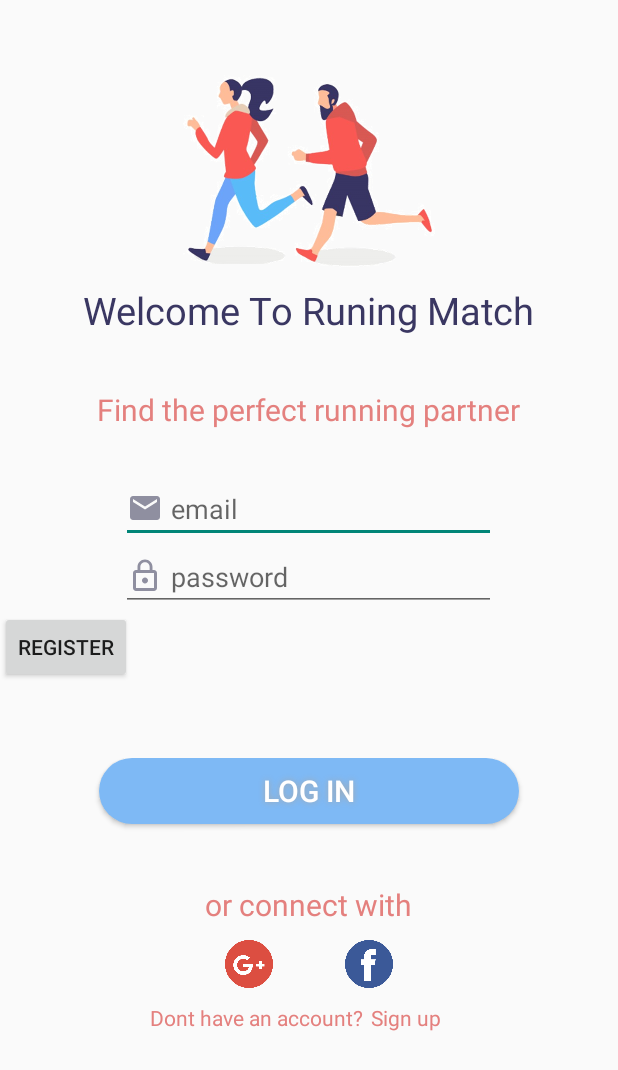
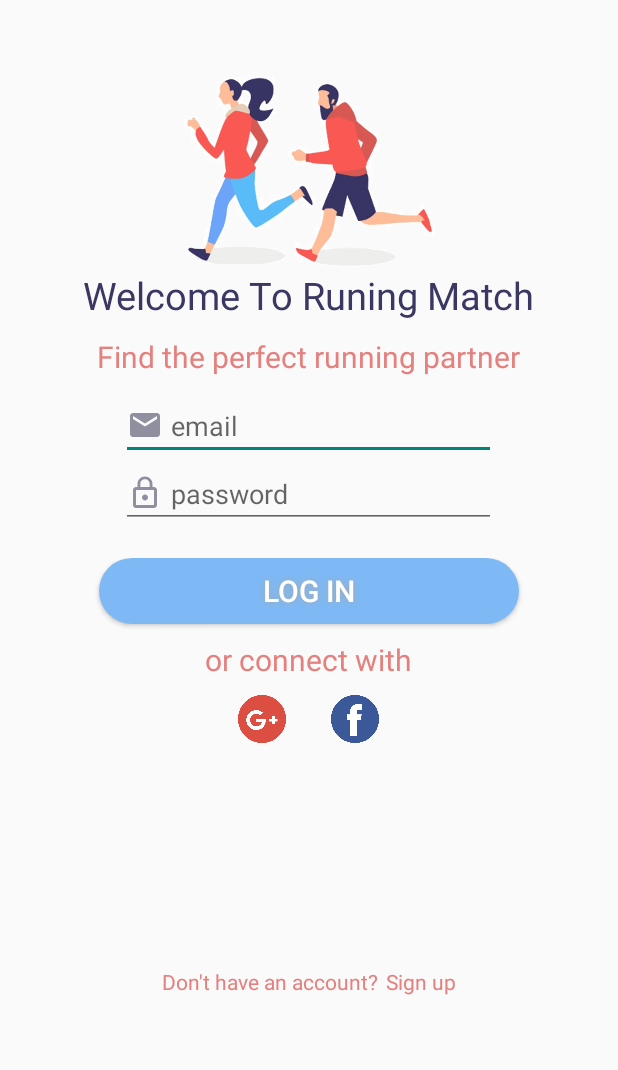
Before and after one commit to MeitalPeer77/MyApplication3, an Android app: the screen it shows after launch (MainActivity), on a phone screen of 412 x 824 dp. Shown: the top 1070 px of the screen. Run offline under Robolectric (Android 15) with nearby library versions, the light colour scheme and no system bars.

Commit message:
last draft main activity layout

```diff
--- a/app/src/main/java/com/example/myapplication3/MainActivity.java
+++ b/app/src/main/java/com/example/myapplication3/MainActivity.java
@@ -24,15 +24,6 @@ public class MainActivity extends AppCompatActivity {
             }
         });
 
-        RegisterBurron = (Button) findViewById(R.id.register);
-        RegisterBurron.setOnClickListener(new View.OnClickListener() {
-            public void onClick(View v) {
-                register();
-            }
-        });
-
-
-
     }
 
     public void RuningMatch(){
--- a/app/src/main/res/layout/activity_main.xml
+++ b/app/src/main/res/layout/activity_main.xml
@@ -13,7 +13,10 @@
         android:id="@+id/imageView8"
         android:layout_width="180dp"
         android:layout_height="179dp"
+        android:layout_alignParentTop="true"
+
         android:paddingTop="50dp"
+
         android:layout_gravity="center"
         app:srcCompat="@drawable/couple" />
 
@@ -27,7 +30,6 @@
             android:layout_width="wrap_content"
             android:layout_height="wrap_content"
             android:layout_gravity="center"
-            android:paddingTop="10dp"
             android:text="Welcome To Runing Match"
             android:textColor="@color/darkBlue"
             android:paddingHorizontal="30dp"
@@ -38,7 +40,7 @@
             android:layout_width="wrap_content"
             android:layout_height="wrap_content"
             android:layout_gravity="center"
-            android:paddingTop="35dp"
+            android:paddingTop="10dp"
             android:text="Find the perfect running partner"
             android:textColor="@color/pink"
 
@@ -50,8 +52,8 @@
             android:layout_height="wrap_content"
             android:layout_gravity="center"
             android:ems="10"
+            android:paddingTop="20dp"
             android:inputType="textEmailAddress"
-            android:paddingTop="40dp"
             android:drawableLeft="@drawable/ic_email_24dp"
             android:drawablePadding="5dp"
             android:drawableStart="@drawable/ic_email_24dp"
@@ -71,18 +73,13 @@
             android:drawableStart="@drawable/ic_lock_outline_black_24dp"
             />
 
-        <Button
-            android:id="@+id/register"
-            android:layout_width="wrap_content"
-            android:layout_height="wrap_content"
-            android:text="register" />
-
     </LinearLayout>
 
     <LinearLayout
         android:layout_width="match_parent"
         android:layout_height="wrap_content"
-        android:paddingTop="50dp"
+        android:paddingTop="20dp"
+
         android:orientation="vertical"
         android:layout_gravity="center">
 
@@ -108,28 +105,26 @@
             android:layout_height="wrap_content"
             android:text="or connect with"
             android:textSize="20sp"
+            android:paddingTop="10dp"
             android:textColor="@color/pink"
-            android:paddingTop="40dp"
             android:paddingBottom="10dp"
 
             android:layout_gravity="center"/>
 
-        <RelativeLayout
+        <LinearLayout
             android:layout_width="match_parent"
             android:layout_height="match_parent"
-            android:layout_gravity="center"
-            android:paddingHorizontal="150dp"
-            android:paddingBottom="10dp"
+            android:orientation="horizontal"
+            android:gravity="center"
+
             >
 
             <Button
                 android:id="@+id/google_button"
-
+                android:layout_marginRight="30dp"
                 android:layout_width="32dp"
                 android:layout_height="32dp"
                 android:background="@drawable/ic_google"
-                android:layout_toRightOf="@id/facebook_button"
-                android:layout_alignParentLeft="true"
 
                  />
 
@@ -138,9 +133,8 @@
                 android:layout_width="32dp"
                 android:layout_height="32dp"
                 android:background="@drawable/ic_facebook"
-                android:layout_alignParentRight="true"
                  />
-        </RelativeLayout>
+        </LinearLayout>
 
     </LinearLayout>
 
@@ -148,22 +142,31 @@
         android:layout_width="match_parent"
         android:layout_height="wrap_content"
         android:layout_alignParentBottom="true"
-        android:paddingHorizontal="100dp"
-        android:orientation="vertical">
+        android:gravity="center"
+        android:layout_gravity="bottom"
+
+        android:orientation="vertical"
+        >
 
         <TextView
             android:id="@+id/dont_have_account"
             android:layout_width="wrap_content"
             android:layout_height="wrap_content"
             android:textColor="@color/pink"
-            android:text="Dont have an account?" />
+            android:gravity="bottom"
+            android:layout_alignParentBottom="true"
+            android:paddingBottom="10dp"
+            android:text="Don't have an account?" />
 
         <TextView
             android:layout_width="wrap_content"
             android:layout_height="wrap_content"
             android:text="Sign up"
             android:paddingLeft="5dp"
+            android:paddingBottom="10dp"
             android:textColor="@color/pink"
+            android:gravity="bottom"
+            android:layout_alignParentBottom="true"
             android:layout_toRightOf="@id/dont_have_account"/>
 
     </RelativeLayout>
```
